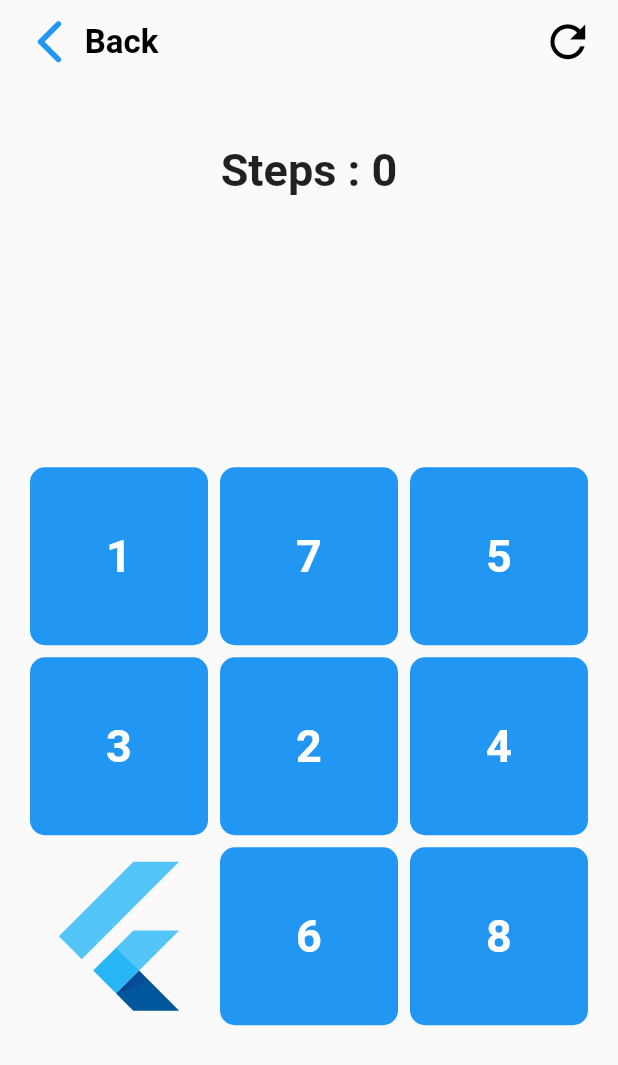
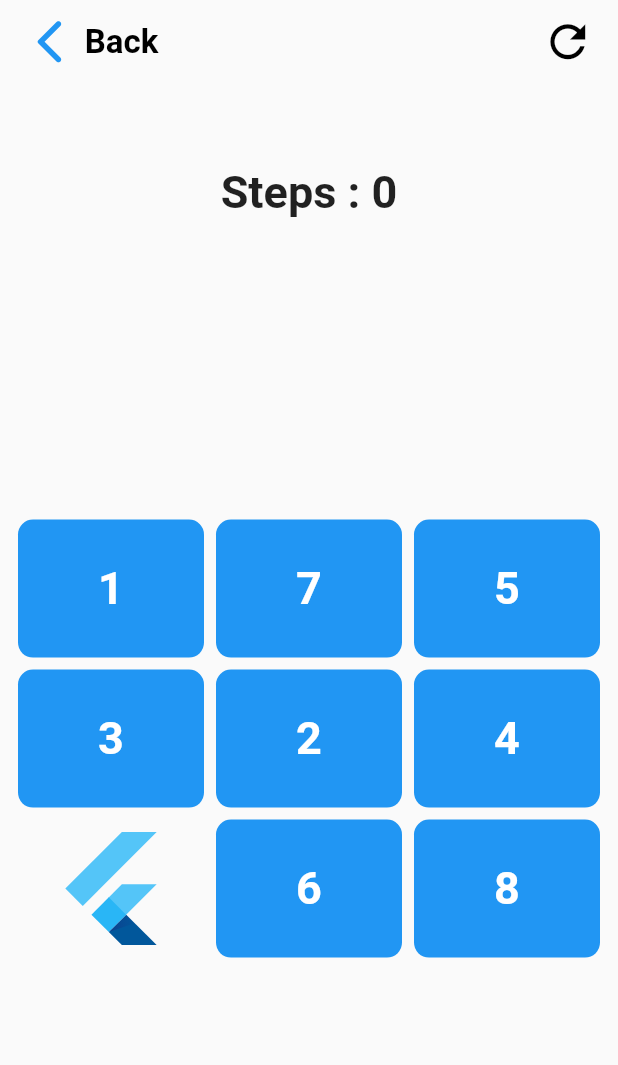
Before and after one commit to jaygadariya/Puzzle-Hackathon, a Flutter app: the screen it shows after launch, after a tap on "Easy (3x3)", on a phone screen of 412 x 824 dp. Shown: the top 1065 px of the screen. Run offline on Flutter 3.47's test engine with Material 2 defaults, Android fonts, the phone set to English and light mode, and no system bars; our stand-ins replace get.

```diff
--- a/lib/my_home_page.dart
+++ b/lib/my_home_page.dart
@@ -31,16 +31,27 @@ class _MyHomePageState extends State<MyHomePage> {
     }
   }
 
+  Size? size;
+
   @override
   Widget build(BuildContext context) {
-    Size size = MediaQuery.of(context).size;
-    return Scaffold(
+    size = MediaQuery.of(context).size;
+    final double itemHeight = (size!.height) / matrixLength.value;
+    final double itemWidth = size!.width / matrixLength.value;
+    return WillPopScope(
+      onWillPop: () {
+        Get.back();
+        return Future(() => true);
+      },
+      child: Scaffold(
         appBar: AppBar(
           backgroundColor: Theme.of(context).scaffoldBackgroundColor,
           elevation: 0.0,
           automaticallyImplyLeading: false,
           centerTitle: false,
-        title: Row(
+          title: kIsWeb
+              ? null
+              : Row(
                   mainAxisAlignment: MainAxisAlignment.spaceBetween,
                   children: [
                     GestureDetector(
@@ -63,7 +74,12 @@ class _MyHomePageState extends State<MyHomePage> {
                         ],
                       ),
                     ),
-            GestureDetector(
+                  ],
+                ),
+          actions: [
+            Padding(
+              padding: const EdgeInsets.only(right: 16.0),
+              child: GestureDetector(
                 onTap: () {
                   dialog(context: context, isReload: true);
                 },
@@ -73,14 +89,56 @@ class _MyHomePageState extends State<MyHomePage> {
                   size: 35.0,
                 ),
               ),
+            ),
           ],
         ),
+        body: kIsWeb ? web() : phone(),
       ),
-      body: Column(
-        children: [
+    );
+  }
+
+  Widget phone() {
+    return Column(
+      children: commonWidget(),
+    );
+  }
+
+  Widget web() {
+    return Row(
+      children: commonWidget(),
+    );
+  }
+
+  List<Widget> commonWidget() {
+    return [
       const SizedBox(
         height: 40.0,
       ),
+      Expanded(
+        flex: kIsWeb ? 3 : 1,
+        child: Container(
+          child: Column(
+            crossAxisAlignment: CrossAxisAlignment.center,
+            mainAxisAlignment: MainAxisAlignment.center,
+            children: [
+              if (kIsWeb) ...{
+                FlutterLogo(
+                  size: 100.0,
+                ),
+                SizedBox(
+                  height: 10.0,
+                ),
+                Text(
+                  "A ${matrixLength.value} x ${matrixLength.value} Puzzle",
+                  style: const TextStyle(
+                    fontWeight: FontWeight.bold,
+                    fontSize: 20.0,
+                  ),
+                ),
+                SizedBox(
+                  height: 50.0,
+                ),
+              },
               Obx(
                 () => Text(
                   "Steps : $steps",
@@ -90,20 +148,26 @@ class _MyHomePageState extends State<MyHomePage> {
                   ),
                 ),
               ),
+            ],
+          ),
+        ),
+      ),
       const SizedBox(
         height: 40.0,
       ),
-          Flexible(
-            child: Container(
-              width: size.width,
+      Expanded(
+        flex: kIsWeb ? 7 : 9,
+        child: Obx(() => Container(
+              width: size!.width,
+              height: size!.height,
               alignment: Alignment.center,
-              padding: EdgeInsets.symmetric(horizontal: !kIsWeb ? 16 : size.width * .3),
-              child: Obx(() => GridView.builder(
+              margin: EdgeInsets.symmetric(horizontal: kIsWeb ? ((size!.width * .7) / (matrixLength.value)) : 8),
+              child: GridView.builder(
                 shrinkWrap: true,
                 gridDelegate: SliverGridDelegateWithFixedCrossAxisCount(
                   crossAxisCount: list.length ~/ matrixLength.value,
-                      mainAxisExtent: !kIsWeb ? null : size.height * .15,
-                      childAspectRatio: !kIsWeb ? 1 : size.height * .15,
+                  childAspectRatio: 1,
+                  mainAxisExtent: 100,
                 ),
                 itemCount: list.length,
                 itemBuilder: (context, index) {
@@ -141,6 +205,8 @@ class _MyHomePageState extends State<MyHomePage> {
                             }
                           },
                           child: Container(
+                            height: 50,
+                            width: 50,
                             margin: const EdgeInsets.all(4.0),
                             decoration: BoxDecoration(
                               borderRadius: BorderRadius.circular(10.0),
@@ -150,7 +216,7 @@ class _MyHomePageState extends State<MyHomePage> {
                               child: Text(
                                 list[index].toString(),
                                 style: TextStyle(
-                                      fontSize: !kIsWeb ? 30 : size.height * .03,
+                                  fontSize: !kIsWeb ? 30 : size!.height * .03,
                                   color: Colors.white,
                                   fontWeight: FontWeight.bold,
                                 ),
@@ -159,12 +225,13 @@ class _MyHomePageState extends State<MyHomePage> {
                           ),
                         );
                 },
+              ),
             )),
       ),
+      const SizedBox(
+        height: 40.0,
       ),
-        ],
-      ),
-    );
+    ];
   }
 
   dialog({required context, required bool isReload}) {
```
Also changed, not shown: pubspec.lock, 1 other file. Lines whose indentation alone changed are shown as unchanged.
